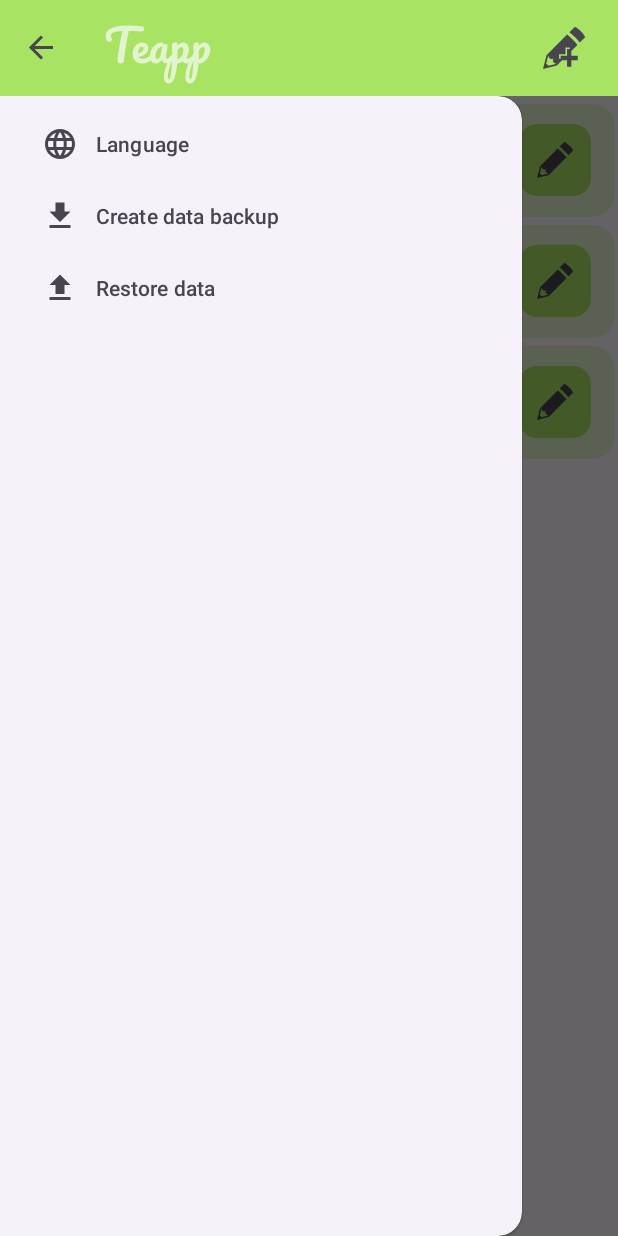
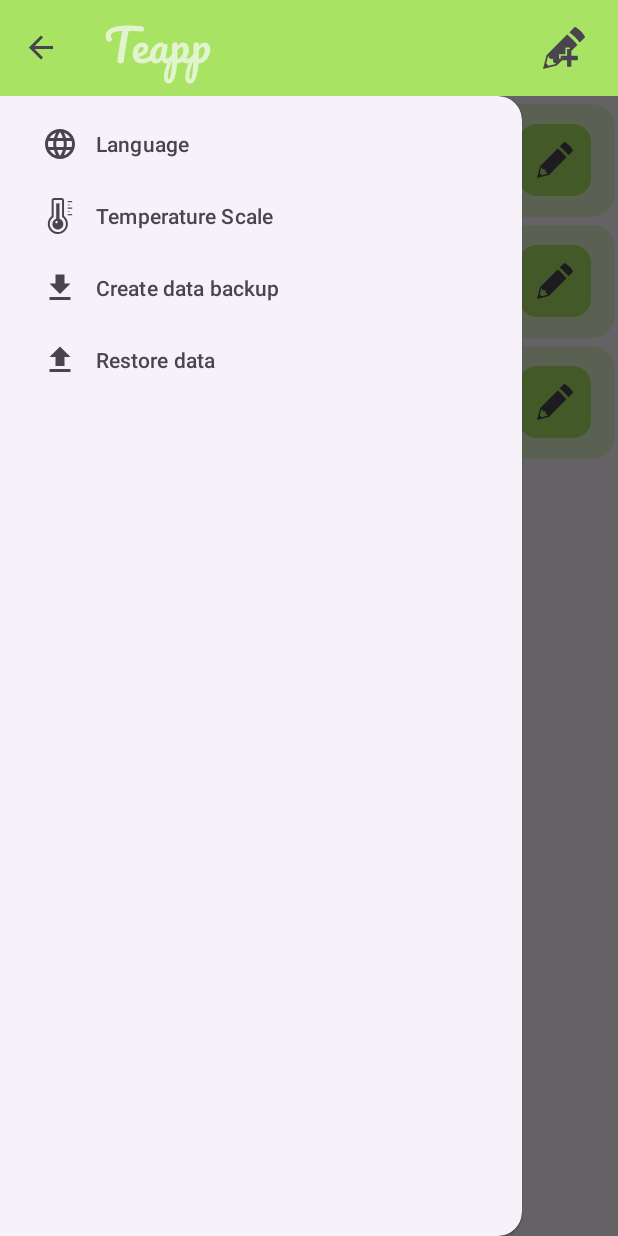
Before and after one commit to marianpekar/teapp, an Android app: the screen it shows after launch (MainActivity), in the side drawer, after a tap on "Create data backup", on a phone screen of 412 x 824 dp. Run offline under Robolectric (Android 15) with nearby library versions, the phone set to English and light mode, and no system bars.

Commit message:
Add wip support for switching between Celsius and Fahrenheit temperature scales

```diff
--- a/app/src/main/java/com/marianpekar/teapp/activities/AppCompatActivityLocale.kt
+++ b/app/src/main/java/com/marianpekar/teapp/activities/AppCompatActivityLocale.kt
@@ -7,10 +7,24 @@
 import java.util.Locale
 
 open class AppCompatActivityLocale : AppCompatActivity() {
+
+    protected var isTempInFahrenheits = false
+
     fun setLocale(lang: String) {
-        val preferences = getSharedPreferences(getString(R.string.app_name), Context.MODE_PRIVATE).edit()
-        preferences.putString("Language", lang)
-        preferences.apply()
+        val prefs = getSharedPreferences(getString(R.string.app_name), Context.MODE_PRIVATE).edit()
+        prefs.putString("Language", lang)
+        prefs.apply()
+    }
+
+    fun setIsTempInFahrenheits(value: Boolean) {
+        isTempInFahrenheits = value
+        putIsTempInFahrenheitsInPrefs()
+    }
+
+    private fun putIsTempInFahrenheitsInPrefs() {
+        val prefs = getSharedPreferences(getString(R.string.app_name), Context.MODE_PRIVATE).edit()
+        prefs.putBoolean("isTempInFahrenheit", isTempInFahrenheits)
+        prefs.apply()
     }
 
     private fun Context.updateLocale(lang: String): Context {
@@ -21,9 +35,12 @@
     }
 
     override fun attachBaseContext(newBase: Context) {
-        val lang = newBase.getSharedPreferences(newBase.getString(R.string.app_name), Context.MODE_PRIVATE)
-            .getString("Language", Locale.getDefault().language)
+        val prefs = newBase.getSharedPreferences(newBase.getString(R.string.app_name), Context.MODE_PRIVATE)
+
+        val lang = prefs.getString("Language", Locale.getDefault().language)
         val langContext = newBase.updateLocale(lang ?: Locale.getDefault().language)
         super.attachBaseContext(langContext)
+
+        isTempInFahrenheits = prefs.getBoolean("isTempInFahrenheit", false);
     }
 }
--- a/app/src/main/java/com/marianpekar/teapp/activities/MainActivity.kt
+++ b/app/src/main/java/com/marianpekar/teapp/activities/MainActivity.kt
@@ -56,6 +56,23 @@
                     builder.setSingleChoiceItems(languages, -1) { dialog, which ->
                         val chosenLanguage = languageCodes[which]
                         setLocale(chosenLanguage)
+                        dialog.dismiss()
+                        recreate()
+                    }
+                    builder.setNegativeButton(getString(R.string.back), null)
+                    builder.show()
+                }
+                R.id.temperatureScale -> {
+                    val scales = arrayOf(
+                        getString(R.string.celsius),
+                        getString(R.string.fahrenheit)
+                    )
+                    val builder = AlertDialog.Builder(this@MainActivity)
+                    builder.setTitle(getString(R.string.temperature_scale))
+                    builder.setSingleChoiceItems(scales, -1) { dialog, which ->
+                        val chosenScale = scales[which]
+                        setIsTempInFahrenheits (chosenScale == getString(R.string.fahrenheit))
+                        Toast.makeText(this@MainActivity, getString(R.string.temperature_scale) + ": " + chosenScale, Toast.LENGTH_LONG).show()
                         dialog.dismiss()
                         recreate()
                     }
--- /dev/null
+++ b/app/src/main/res/drawable/ic_temperature.xml
@@ -0,0 +1,17 @@
+<vector xmlns:android="http://schemas.android.com/apk/res/android" android:height="64dp" android:viewportHeight="512" android:viewportWidth="512" android:width="64dp">
+
+    <path android:fillColor="#FFFFFF" android:pathData="M313.4,255.71V32.57c0,-17.99 -14.65,-32.57 -32.64,-32.57H170.04c-17.99,0 -32.57,14.58 -32.57,32.57v223.22c-37.55,29.01 -58.31,74.95 -54.83,123.52c5.12,71.82 63.29,128.78 135.25,132.48c2.56,0.14 5.05,0.21 7.54,0.21c78.93,0 143.15,-64.21 143.15,-143.15C368.58,323.77 348.18,282.59 313.4,255.71zM126.41,426.52c-8.66,-14.69 -14.13,-31.41 -15.39,-49.21c-3.13,-44.45 18.7,-84.84 54.9,-106.6V32.57c0,-2.28 1.85,-4.13 4.13,-4.13h110.72c2.35,0 4.2,1.85 4.2,4.13v238.15c33.78,20.34 55.18,57.1 55.18,98.13c0,63.22 -51.48,114.7 -114.7,114.7c-1.99,0 -4.05,-0.07 -6.05,-0.14c-18.04,-0.95 -35.09,-6.21 -50.11,-14.75C151.66,458.57 136.77,443.96 126.41,426.52z"/>
+
+    <path android:fillColor="#FFFFFF" android:pathData="M303.74,368.88c0,-35.2 -23.28,-65.04 -55.2,-74.81V72l-0.4,-0.08c-6.24,3.12 -14.08,5.04 -22.72,5.04c-7.54,0 -14.43,-1.53 -20.23,-3.96c-0.91,-0.41 -1.87,-0.77 -2.73,-1.24v0.07c-0.05,-0.02 -0.11,-0.04 -0.16,-0.07v222.32c-32,9.76 -55.12,39.6 -55.12,74.81c0,43.19 35.04,78.24 78.24,78.24C268.69,447.12 303.74,412.08 303.74,368.88zM195.97,330.88c7.6,-6.49 18.32,-6.08 24.08,0.87c5.84,6.88 4.4,17.68 -3.04,24.16c-7.6,6.4 -19.44,4.72 -24.08,-0.88C188.21,349.52 188.53,337.36 195.97,330.88z"/>
+
+    <path android:fillColor="#FFFFFF" android:pathData="M429.73,229.53l-65.06,0l0,16.46l65.06,0l0,0l0,-16.46z"/>
+
+    <path android:fillColor="#FFFFFF" android:pathData="M429.73,60.23l0,-16.45l-65.06,0l0,0l0,16.45l0,0z"/>
+
+    <path android:fillColor="#FFFFFF" android:pathData="M397.2,102.55l0,-8.04l0,-0.03l0,0l0,-0.16l-32.53,0l0,0l0,8.23l0,0z"/>
+
+    <path android:fillColor="#FFFFFF" android:pathData="M364.67,187.2l0,8.24l32.53,0l0,-8.05l0,-0.02l0,0l0,-0.16z"/>
+
+    <path android:fillColor="#FFFFFF" android:pathData="M429.73,153.11l0,0l0,-16.46l-65.06,0l0,0l0,16.46l0,0z"/>
+
+</vector>
--- a/app/src/main/res/menu/nav_drawer_menu.xml
+++ b/app/src/main/res/menu/nav_drawer_menu.xml
@@ -5,6 +5,11 @@
         android:id="@+id/language"
         android:title="@string/language"
         android:icon="@drawable/ic_language"/>
+
+    <item
+        android:id="@+id/temperatureScale"
+        android:title="@string/temperature_scale"
+        android:icon="@drawable/ic_temperature"/>
 
     <item
         android:id="@+id/exportRecords"
--- a/app/src/main/res/values/strings.xml
+++ b/app/src/main/res/values/strings.xml
@@ -55,4 +55,9 @@
     <string name="notes">Notes</string>
     <string name="teacup">Tea</string>
     <string name="type_your_notes">Type your notes here</string>
+    <string name="deg_celsius" translatable="false">°C</string>
+    <string name="deg_fahrenheit" translatable="false">°F</string>
+    <string name="fahrenheit" translatable="false">Celsius</string>
+    <string name="celsius" translatable="false">Fahrenheit</string>
+    <string name="temperature_scale">Temperature Scale</string>
 </resources>
```
Also changed, not shown: 2 other files.
